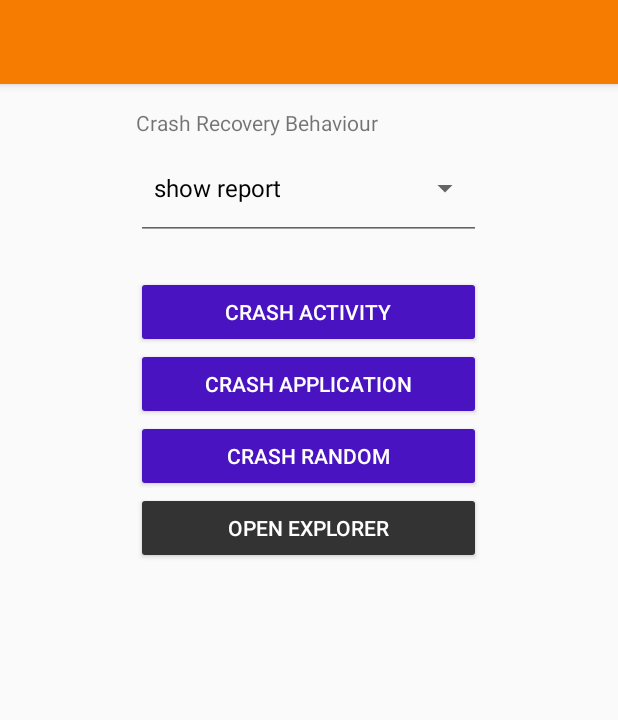
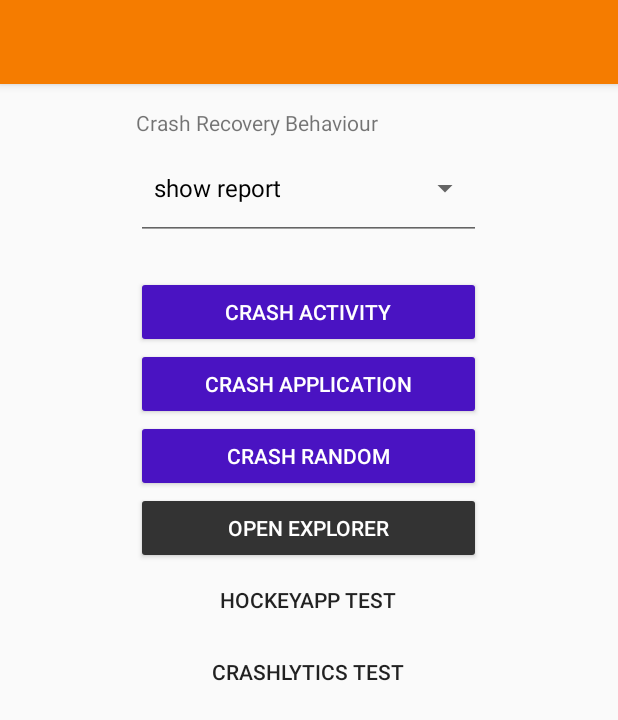
Before and after one commit to patrickfav/planb-android, an Android app: the screen it shows after launch (MainActivity), after a tap on "CRASH RANDOM", on a phone screen of 412 x 824 dp. Shown: the top 720 px of the screen. Run offline under Robolectric (Android 15) with nearby library versions, the phone set to English and light mode, and no system bars; our stand-ins replace data binding; 2 statements that could not run were skipped.

Commit message:
adds hockeyapp and crashlytics test

```diff
--- a/app/src/main/java/at/favre/app/planb/demo/CrashApplication.java
+++ b/app/src/main/java/at/favre/app/planb/demo/CrashApplication.java
@@ -15,6 +15,7 @@ public class CrashApplication extends Application {
     @Override
     public void onCreate() {
         super.onCreate();
+        PlanB.get().init(this);
     }
 
     public void setPlanBSuppress() {
--- a/app/src/main/java/at/favre/app/planb/demo/MainActivity.java
+++ b/app/src/main/java/at/favre/app/planb/demo/MainActivity.java
@@ -1,26 +1,26 @@
 package at.favre.app.planb.demo;
 
+import android.content.DialogInterface;
 import android.databinding.DataBindingUtil;
 import android.os.Bundle;
+import android.support.v7.app.AlertDialog;
 import android.support.v7.app.AppCompatActivity;
 import android.support.v7.widget.Toolbar;
 import android.view.View;
 import android.widget.AdapterView;
 import android.widget.ArrayAdapter;
 
-import java.nio.channels.IllegalSelectorException;
-import java.nio.charset.IllegalCharsetNameException;
 import java.util.Arrays;
 import java.util.List;
-import java.util.Random;
 
 import at.favre.app.planb.demo.databinding.ActivityMainBinding;
+import at.favre.app.planb.demo.util.DemoAppUtil;
+import at.favre.lib.planb.PlanB;
+import at.favre.lib.planb.data.CrashData;
 import at.favre.lib.planb.full.CrashExplorerOverviewActivity;
 import at.favre.lib.planb.util.CrashUtil;
 
 public class MainActivity extends AppCompatActivity {
-    private static final String TAG = MainActivity.class.getName();
-
     private static final String OPTION_SHOW_REPORT = "show report";
     private static final String OPTION_SUPPRESS = "suppress";
     private static final String OPTION_RESTART = "restart";
@@ -31,36 +31,28 @@ public class MainActivity extends AppCompatActivity {
     @Override
     protected void onCreate(Bundle savedInstanceState) {
         super.onCreate(savedInstanceState);
+
         ActivityMainBinding binding = DataBindingUtil.setContentView(this, R.layout.activity_main);
 
         setSupportActionBar((Toolbar) binding.toolbar.findViewById(R.id.toolbar));
-        binding.button.setOnClickListener(new View.OnClickListener() {
+        binding.buttonCrashActivity.setOnClickListener(new View.OnClickListener() {
             @Override
             public void onClick(View view) {
                 CrashUtil.crash();
             }
         });
 
-        binding.button2.setOnClickListener(new View.OnClickListener() {
+        binding.buttonCrashApp.setOnClickListener(new View.OnClickListener() {
             @Override
             public void onClick(View view) {
                 ((CrashApplication) getApplication()).crash();
             }
         });
 
-        binding.button3.setOnClickListener(new View.OnClickListener() {
+        binding.buttonCrashRandom.setOnClickListener(new View.OnClickListener() {
             @Override
             public void onClick(View view) {
-                RuntimeException[] exceptions = new RuntimeException[]{
-                        new IllegalStateException("This is a test exception"),
-                        new IllegalArgumentException("This is a test exception"),
-                        new RuntimeException("This is a test exception"),
-                        new IllegalSelectorException(),
-                        new IllegalThreadStateException("This is a test exception"),
-                        new IllegalCharsetNameException("This is a test exception"),
-                        new IllegalMonitorStateException("This is a test exception"),};
-
-                throw exceptions[new Random().nextInt(exceptions.length)];
+                DemoAppUtil.throwRandomRuntimeException();
             }
         });
 
@@ -68,6 +60,20 @@ public class MainActivity extends AppCompatActivity {
             @Override
             public void onClick(View view) {
                 CrashExplorerOverviewActivity.start(MainActivity.this);
+            }
+        });
+
+        binding.buttonHockey.setOnClickListener(new View.OnClickListener() {
+            @Override
+            public void onClick(View view) {
+                HockeyAppIntegrationActivity.start(MainActivity.this);
+            }
+        });
+
+        binding.buttonCrashlytics.setOnClickListener(new View.OnClickListener() {
+            @Override
+            public void onClick(View view) {
+                CrashlyticsIntegrationActivity.start(MainActivity.this);
             }
         });
 
@@ -104,4 +110,24 @@ public class MainActivity extends AppCompatActivity {
         });
         binding.optionSpinner.setSelection(OPTIONS.indexOf(OPTION_SHOW_REPORT));
     }
+
+    @Override
+    protected void onResume() {
+        super.onResume();
+
+        if (PlanB.get().getCrashDataHandler().hasUnhandledCrash()) {
+            CrashData crashData = PlanB.get().getCrashDataHandler().getLatest();
+            new AlertDialog.Builder(this)
+                    .setTitle("App Crash")
+                    .setMessage("The following crash was recorded: " + crashData.throwableClassName)
+                    .setPositiveButton(android.R.string.ok, new DialogInterface.OnClickListener() {
+                        @Override
+                        public void onClick(DialogInterface dialog, int which) {
+                            dialog.dismiss();
+                        }
+                    }).show();
+        }
+    }
+
+
 }
--- /dev/null
+++ b/app/src/main/java/at/favre/app/planb/demo/util/DemoAppUtil.java
@@ -0,0 +1,36 @@
+package at.favre.app.planb.demo.util;
+
+
+import java.lang.reflect.MalformedParameterizedTypeException;
+import java.nio.BufferOverflowException;
+import java.nio.channels.IllegalSelectorException;
+import java.nio.charset.IllegalCharsetNameException;
+import java.util.EmptyStackException;
+import java.util.NoSuchElementException;
+import java.util.Random;
+import java.util.UUID;
+
+public class DemoAppUtil {
+    public static void throwRandomRuntimeException() {
+        String random = "planb:" + UUID.randomUUID().toString();
+        RuntimeException[] exceptions = new RuntimeException[]{
+                new IllegalStateException("This is a test exception because the sate " + random),
+                new IllegalArgumentException("Wrong argument test exception" + random),
+                new RuntimeException("This is a test exception " + random),
+                new IllegalSelectorException(),
+                new IndexOutOfBoundsException("A test index exception " + random),
+                new ClassCastException("A test class cast exception " + random),
+                new NoSuchElementException("A test no such element exception " + random),
+                new MalformedParameterizedTypeException(),
+                new BufferOverflowException(),
+                new EmptyStackException(),
+                new NullPointerException("This is not a real nullpointer " + random),
+                new SecurityException("This is not a real security exception " + random),
+                new ArithmeticException("This is not a real arithmetic exception " + random),
+                new IllegalThreadStateException("This is a test exception with threads " + random),
+                new IllegalCharsetNameException("Charset is wrong test exception " + random),
+                new IllegalMonitorStateException("This is a test exception with illegal monitor " + random)};
+
+        throw exceptions[new Random().nextInt(exceptions.length)];
+    }
+}
--- a/app/src/main/res/layout/activity_main.xml
+++ b/app/src/main/res/layout/activity_main.xml
@@ -18,7 +18,7 @@
             android:layout_gravity="center"
             android:minWidth="230dp"
             android:paddingTop="16dp"
-            android:text="Crash Recovery Behaviour" />
+            android:text="@string/main_crash_recovery_behaviour" />
 
         <Spinner
             android:id="@+id/optionSpinner"
@@ -30,41 +30,43 @@
             tools:listitem="@android:layout/simple_spinner_dropdown_item" />
 
         <Button
-            android:id="@+id/button"
-            style="@style/Base.Widget.AppCompat.Button.Colored"
-            android:layout_width="wrap_content"
-            android:layout_height="wrap_content"
-            android:layout_gravity="center"
+            android:id="@+id/buttonCrashActivity"
+            style="@style/DefaultDebugButton"
             android:layout_marginTop="24dp"
-            android:minWidth="230dp"
             android:text="@string/crash_activity_btn_crashactivity" />
 
         <Button
-            android:id="@+id/button2"
-            style="@style/Base.Widget.AppCompat.Button.Colored"
+            android:id="@+id/buttonCrashApp"
+            style="@style/DefaultDebugButton"
+            android:text="@string/crash_activity_btn_crashapp" />
+
+        <Button
+            android:id="@+id/buttonCrashRandom"
+            style="@style/DefaultDebugButton"
+            android:text="@string/crash_activity_btn_crashrnd" />
+
+        <Button
+            android:id="@+id/button_explorer"
+            style="@style/DefaultDebugButton"
+            android:backgroundTint="#333"
+            android:text="Open Explorer" />
+
+        <Button
+            android:id="@+id/button_hockey"
+            style="@style/Base.Widget.AppCompat.Button.Borderless"
             android:layout_width="wrap_content"
             android:layout_height="wrap_content"
             android:layout_gravity="center"
             android:minWidth="230dp"
-            android:text="@string/crash_activity_btn_crashapp" />
+            android:text="HockeyApp Test" />
 
         <Button
-            android:id="@+id/button3"
-            style="@style/Base.Widget.AppCompat.Button.Colored"
+            android:id="@+id/button_crashlytics"
+            style="@style/Base.Widget.AppCompat.Button.Borderless"
             android:layout_width="wrap_content"
             android:layout_height="wrap_content"
             android:layout_gravity="center"
             android:minWidth="230dp"
-            android:text="@string/crash_activity_btn_crashrnd" />
-
-        <Button
-            android:id="@+id/button_explorer"
-            style="@style/Base.Widget.AppCompat.Button.Colored"
-            android:backgroundTint="#333"
-            android:layout_width="wrap_content"
-            android:layout_height="wrap_content"
-            android:layout_gravity="center"
-            android:minWidth="230dp"
-            android:text="Open Explorer" />
+            android:text="Crashlytics Test" />
     </LinearLayout>
 </layout>
--- a/app/src/main/res/values/strings.xml
+++ b/app/src/main/res/values/strings.xml
@@ -3,4 +3,7 @@
     <string name="crash_activity_btn_crashactivity">Crash Activity</string>
     <string name="crash_activity_btn_crashapp">Crash Application</string>
     <string name="crash_activity_btn_crashrnd">Crash Random</string>
+    <string name="activity_label_hockey">Hockey App Integration Test</string>
+    <string name="activity_label_crashlytics">Crashlytics Integration Test</string>
+    <string name="main_crash_recovery_behaviour">Crash Recovery Behaviour</string>
 </resources>
--- a/app/src/main/res/values/styles.xml
+++ b/app/src/main/res/values/styles.xml
@@ -1,4 +1,22 @@
 <?xml version="1.0" encoding="utf-8"?>
 <resources>
 
+    <style name="PlanBHockeyTheme" parent="Theme.AppCompat.Light.NoActionBar">
+        <item name="colorPrimary">#009EE1</item>
+        <item name="colorPrimaryDark">#0076a7</item>
+        <item name="colorAccent">#AEA710</item>
+    </style>
+
+    <style name="PlanBCrashlyticsTheme" parent="Theme.AppCompat.Light.NoActionBar">
+        <item name="colorPrimary">#D13232</item>
+        <item name="colorPrimaryDark">#892121</item>
+        <item name="colorAccent">#35759E</item>
+    </style>
+
+    <style name="DefaultDebugButton" parent="Base.Widget.AppCompat.Button.Colored">
+        <item name="android:layout_width">wrap_content</item>
+        <item name="android:layout_height">wrap_content</item>
+        <item name="android:layout_gravity">center</item>
+        <item name="android:minWidth">230dp</item>
+    </style>
 </resources>
--- a/build.gradle
+++ b/build.gradle
@@ -3,17 +3,20 @@ apply from: "$rootDir/gradle/common-build.gradle"
 buildscript {
     repositories {
         jcenter()
+        maven { url 'https://maven.fabric.io/public' }
     }
     dependencies {
         classpath 'com.android.tools.build:gradle:2.2.3'
         classpath 'com.github.dcendents:android-maven-gradle-plugin:1.5'
         classpath 'com.jfrog.bintray.gradle:gradle-bintray-plugin:1.7.3'
+        classpath 'io.fabric.tools:gradle:1.21.6'
     }
 }
 
 allprojects {
     repositories {
         jcenter()
+        maven { url 'https://maven.fabric.io/public' }
     }
 }
 
--- a/planb-full/src/main/res/layout/planblib_inc_crashdetails.xml
+++ b/planb-full/src/main/res/layout/planblib_inc_crashdetails.xml
@@ -6,7 +6,7 @@
         android:id="@+id/timestamp"
         style="@style/PlanBCrashDetailMonospace"
         android:layout_marginBottom="-6dp"
-        android:alpha="0.4"
+        android:alpha="0.65"
         android:textSize="12sp"
         tools:text="Sun Feb 05 2017 19:14:55 GMT+0100" />
 
--- a/planb-full/src/main/res/values/colors.xml
+++ b/planb-full/src/main/res/values/colors.xml
@@ -4,15 +4,18 @@
     <color name="crash_bg_red2">#9b6060</color>
     <color name="crash_bg_red_dark">#4d2d2d</color>
     <color name="crash_bg_red_accent">#404E57</color>
+    <color name="crash_bg_red_text">#e7e7e7</color>
 
     <color name="crash_bg_blue">#039BE5</color>
     <color name="crash_bg_blue2">#0ca7f4</color>
     <color name="crash_bg_blue_dark">#0288D1</color>
     <color name="crash_bg_blue_accent">#B2AC13</color>
+    <color name="crash_bg_blue_text">#fafafa</color>
 
     <color name="crash_bg_orange">#c66e00</color>
     <color name="crash_bg_orange2">#df7f07</color>
     <color name="crash_bg_orange_dark">#9f4800</color>
     <color name="crash_bg_orange_accent">#3512BC</color>
+    <color name="crash_bg_orange_text">#fafafa</color>
 
 </resources>
--- a/planb-full/src/main/res/values/crashstyles.xml
+++ b/planb-full/src/main/res/values/crashstyles.xml
@@ -6,6 +6,7 @@
         <item name="colorPrimaryDark">@color/crash_bg_blue_dark</item>
         <item name="colorAccent">@color/crash_bg_blue_accent</item>
         <item name="android:windowBackground">@drawable/planblib_crashbg_blue</item>
+        <item name="android:textColor">@color/crash_bg_blue_text</item>
     </style>
 
     <style name="PlanBCrashDetailBaseText">
--- a/planb/src/main/java/at/favre/lib/planb/PlanB.java
+++ b/planb/src/main/java/at/favre/lib/planb/PlanB.java
@@ -3,6 +3,7 @@ package at.favre.lib.planb;
 import android.content.Context;
 
 import at.favre.lib.planb.data.CrashDataHandler;
+import at.favre.lib.planb.data.SharedPrefStorage;
 
 public final class PlanB {
 
@@ -17,8 +18,16 @@ public final class PlanB {
     }
 
     private PlanBConfig config;
+    private CrashDataHandler crashDataHandler;
+    private PlanB() {
+    }
 
-    private PlanB() {
+    public void init(Context context) {
+        this.crashDataHandler = new SharedPrefStorage(context);
+    }
+
+    public void init(Context context, CrashDataHandler crashDataHandler) {
+        this.crashDataHandler = crashDataHandler;
     }
 
     public void enableCrashHandler(PlanBConfig config, Context context) {
@@ -35,9 +44,9 @@ public final class PlanB {
     }
 
     public CrashDataHandler getCrashDataHandler() {
-        if (config == null) {
-            throw new IllegalStateException("you need to enable the crash handler first");
+        if (crashDataHandler == null) {
+            throw new IllegalStateException("you need to init the lib first with PlanB.get().init(...)");
         }
-        return config.storage;
+        return crashDataHandler;
     }
 }
--- a/planb/src/main/java/at/favre/lib/planb/PlanBConfig.java
+++ b/planb/src/main/java/at/favre/lib/planb/PlanBConfig.java
@@ -4,14 +4,11 @@ import android.content.Context;
 import android.content.pm.ApplicationInfo;
 import android.support.annotation.Nullable;
 
-import at.favre.lib.planb.data.CrashDataHandler;
-import at.favre.lib.planb.data.SharedPrefStorage;
 import at.favre.lib.planb.parser.MarkupRenderer;
 import at.favre.lib.planb.recover.DefaultBehavior;
 import at.favre.lib.planb.recover.RecoverBehaviour;
 
 public class PlanBConfig {
-
 
     public final boolean isDebugBuild;
 
@@ -30,7 +27,6 @@ public class PlanBConfig {
     public final RecoverBehaviour debugBehaviour;
 
     public final RecoverBehaviour releaseBehaviour;
-    public final CrashDataHandler storage;
 
     private PlanBConfig(Builder builder) {
         isDebugBuild = builder.isDebugBuild;
@@ -47,13 +43,11 @@ public class PlanBConfig {
         ciBuildJob = builder.ciBuildJob;
         debugBehaviour = builder.debugBehaviour;
         releaseBehaviour = builder.releaseBehaviour;
-        storage = builder.storage;
     }
 
     static Builder newBuilder(Context context) {
         return new Builder(context);
     }
-
 
     @Override
     public boolean equals(Object o) {
@@ -83,10 +77,7 @@ public class PlanBConfig {
             return false;
         if (debugBehaviour != null ? !debugBehaviour.equals(that.debugBehaviour) : that.debugBehaviour != null)
             return false;
-        if (releaseBehaviour != null ? !releaseBehaviour.equals(that.releaseBehaviour) : that.releaseBehaviour != null)
-            return false;
-        return storage != null ? storage.equals(that.storage) : that.storage == null;
-
+        return releaseBehaviour != null ? !releaseBehaviour.equals(that.releaseBehaviour) : that.releaseBehaviour != null;
     }
 
     @Override
@@ -105,7 +96,6 @@ public class PlanBConfig {
         result = 31 * result + (ciBuildJob != null ? ciBuildJob.hashCode() : 0);
         result = 31 * result + (debugBehaviour != null ? debugBehaviour.hashCode() : 0);
         result = 31 * result + (releaseBehaviour != null ? releaseBehaviour.hashCode() : 0);
-        result = 31 * result + (storage != null ? storage.hashCode() : 0);
         return result;
     }
 
@@ -124,10 +114,8 @@ public class PlanBConfig {
         private String ciBuildJob;
         private RecoverBehaviour debugBehaviour;
         private RecoverBehaviour releaseBehaviour;
-        private CrashDataHandler storage;
 
         private Builder(Context context) {
-            this.storage = new SharedPrefStorage(context);
             this.isDebugBuild = this.enableLog = (0 != (context.getApplicationInfo().flags & ApplicationInfo.FLAG_DEBUGGABLE));
             this.debugBehaviour = new DefaultBehavior();
             this.releaseBehaviour = new DefaultBehavior();
@@ -199,11 +187,6 @@ public class PlanBConfig {
             return this;
         }
 
-        public Builder storage(CrashDataHandler storage) {
-            this.storage = storage;
-            return this;
-        }
-
         public PlanBConfig build() {
             return new PlanBConfig(this);
         }
--- a/planb/src/main/java/at/favre/lib/planb/PlanBUncaughtExceptionHandler.java
+++ b/planb/src/main/java/at/favre/lib/planb/PlanBUncaughtExceptionHandler.java
@@ -36,7 +36,7 @@ class PlanBUncaughtExceptionHandler implements Thread.UncaughtExceptionHandler {
             CrashData crashData = CrashDataUtil.createFromCrash(config, thread, throwable, customCrashData);
             if (behaviour.persistCrashData()) {
                 log("persist crash data", config.enableLog);
-                config.storage.persistCrashData(crashData);
+                PlanB.get().getCrashDataHandler().persistCrashData(crashData);
             }
 
             behaviour.getPreCrashAction().onUnhandledException(context, thread, throwable, crashData, config);
```
Also changed, not shown: app/build.gradle (+8 -0 lines), app/src/main/AndroidManifest.xml (+18 -0 lines), app/src/main/java/at/favre/app/planb/demo/CrashlyticsIntegrationActivity.java (added, +48 -0 lines), app/src/main/java/at/favre/app/planb/demo/HockeyAppIntegrationActivity.java (added, +73 -0 lines), app/src/main/res/layout/activity_integration_test.xml (added, +27 -0 lines), planb/src/main/java/at/favre/lib/planb/data/SharedPrefStorage.java (+6 -4 lines), 1 other file.
